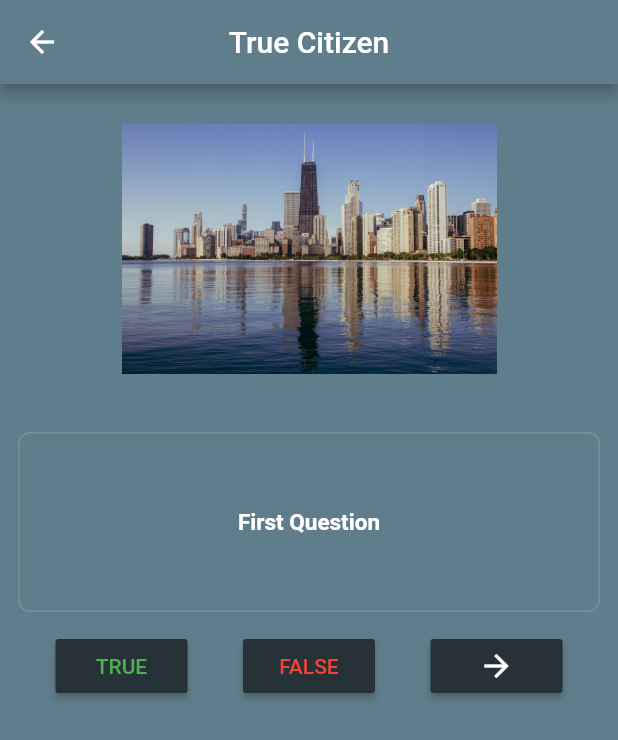
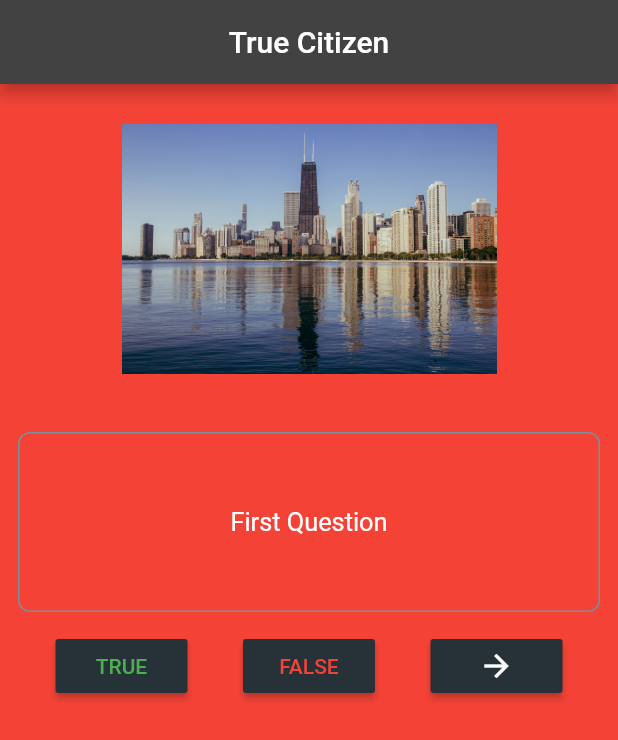
Before and after one commit to balkanemir/MD-flutter, a Flutter app: the QuizApp screen opened directly, on a phone screen of 412 x 824 dp. Shown: the top 740 px of the screen. Run offline on Flutter 3.47's test engine with Material 2 defaults, Android fonts, the phone set to English and light mode, and no system bars.

```diff
--- a/lib/ui/home.dart
+++ b/lib/ui/home.dart
@@ -120,6 +120,7 @@ final List<Movie> movieList = Movie.getMovies();
 
 class MovieListViewDetails extends StatelessWidget {
 
+
   final String movieName;
   final Movie movie;
 
@@ -177,9 +178,9 @@ class _QuizAppState extends State<QuizApp> {
       appBar: AppBar(
         title: Text("True Citizen"),
         centerTitle: true,
-        backgroundColor: Colors.blueGrey,
+        //backgroundColor: Colors.blueGrey,
       ),
-      backgroundColor: Colors.blueGrey,
+      //backgroundColor: Colors.blueGrey,
       body: Builder(
         builder: (BuildContext context) {
           return Container(
@@ -198,7 +199,7 @@ class _QuizAppState extends State<QuizApp> {
                   padding: const EdgeInsets.all(12.0),
                   child: Container(
                     decoration: BoxDecoration(
-                      color: Colors.blueGrey,
+                      //color: Colors.blueGrey,
                       borderRadius: BorderRadius.circular(8.0),
                       border: Border.all(
                         color: Colors.blueGrey.shade400,
@@ -208,10 +209,9 @@ class _QuizAppState extends State<QuizApp> {
                     ),
                     height: 120.0,
                     child: Center(
-                      child: Text(questionBank[_currentQuestionIndex].questionText, style: TextStyle(
-                        color: Colors.white,
-                        fontSize: 15.0,
-                        fontWeight: FontWeight.bold )),
+                      child: Text(questionBank[_currentQuestionIndex].questionText,
+                      //style: TextStyle(color: Colors.white,fontSize: 15.0, fontWeight: FontWeight.bold )
+                      ),
                     )
                     ),
                 ),
```
Also changed, not shown: lib/main.dart (+58 -1 lines).
